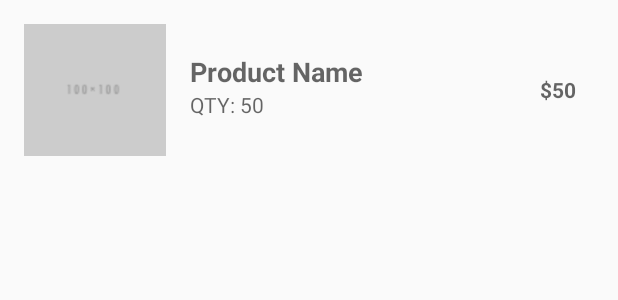
After one commit to mvnshrikanth/ShopInventory, an Android app: the layout list_item.xml on its own in the app's theme, with its tools: preview values and no code run, on a phone screen of 412 x 824 dp. The commit adds this screen. Shown: the top 300 px of the screen. Run offline under Robolectric (Android 15) with nearby library versions, the phone set to English and light mode, and no system bars.

Commit message:
layouts in progress ...

```diff
--- a/app/src/main/res/layout/activity_detail.xml
+++ b/app/src/main/res/layout/activity_detail.xml
@@ -26,15 +26,6 @@
         android:layout_weight="2"
         android:orientation="vertical">
 
-        <LinearLayout
-            android:layout_width="match_parent"
-            android:layout_height="wrap_content">
-
-            <ImageView
-                android:layout_width="wrap_content"
-                android:layout_height="wrap_content"
-                android:src="@drawable/ic_name" />
-
         <EditText
             android:id="@+id/edit_view_product_name"
             android:layout_width="match_parent"
@@ -42,7 +33,6 @@
             android:hint="Product Name"
             android:inputType="textCapWords"
             android:textStyle="bold" />
-        </LinearLayout>
 
         <LinearLayout
             android:layout_width="wrap_content"
--- /dev/null
+++ b/app/src/main/res/layout/list_item.xml
@@ -0,0 +1,59 @@
+<?xml version="1.0" encoding="utf-8"?>
+<LinearLayout xmlns:android="http://schemas.android.com/apk/res/android"
+    android:layout_width="match_parent"
+    android:layout_height="wrap_content"
+    android:orientation="horizontal"
+    android:padding="@dimen/activity_horizontal_margin">
+
+    <ImageView
+        android:id="@+id/image_view_product"
+        android:layout_width="0dp"
+        android:layout_height="@dimen/list_item_height"
+        android:layout_weight="2"
+        android:adjustViewBounds="true"
+        android:contentDescription="@string/app_name"
+        android:scaleType="fitXY"
+        android:src="@drawable/no_image_100x100" />
+
+    <LinearLayout
+        android:layout_width="0dp"
+        android:layout_height="@dimen/list_item_height"
+        android:layout_weight="5"
+        android:orientation="vertical"
+        android:paddingStart="16dp">
+
+        <TextView
+            android:id="@+id/text_view_product"
+            android:layout_width="match_parent"
+            android:layout_height="0dp"
+            android:layout_weight="1"
+            android:gravity="bottom"
+            android:hint="Product Name"
+            android:textAppearance="?android:textAppearanceMedium"
+            android:textColor="@color/colorPrimaryDark"
+            android:textStyle="bold" />
+
+        <TextView
+            android:id="@+id/text_view_product_qty"
+            android:layout_width="wrap_content"
+            android:layout_height="0dp"
+            android:layout_weight="1"
+            android:gravity="top"
+            android:hint="QTY: 50"
+            android:textAppearance="?android:textAppearanceSmall"
+            android:textColor="@color/colorPrimaryDark" />
+
+    </LinearLayout>
+
+    <TextView
+        android:id="@+id/text_view_product_cost"
+        android:layout_width="0dp"
+        android:layout_height="@dimen/list_item_height"
+        android:layout_weight="1"
+        android:gravity="center"
+        android:hint="$50"
+        android:textAppearance="?android:textAppearanceSmall"
+        android:textColor="@color/colorPrimaryDark"
+        android:textStyle="bold" />
+
+</LinearLayout>
```
Lines whose indentation alone changed are shown as unchanged.
